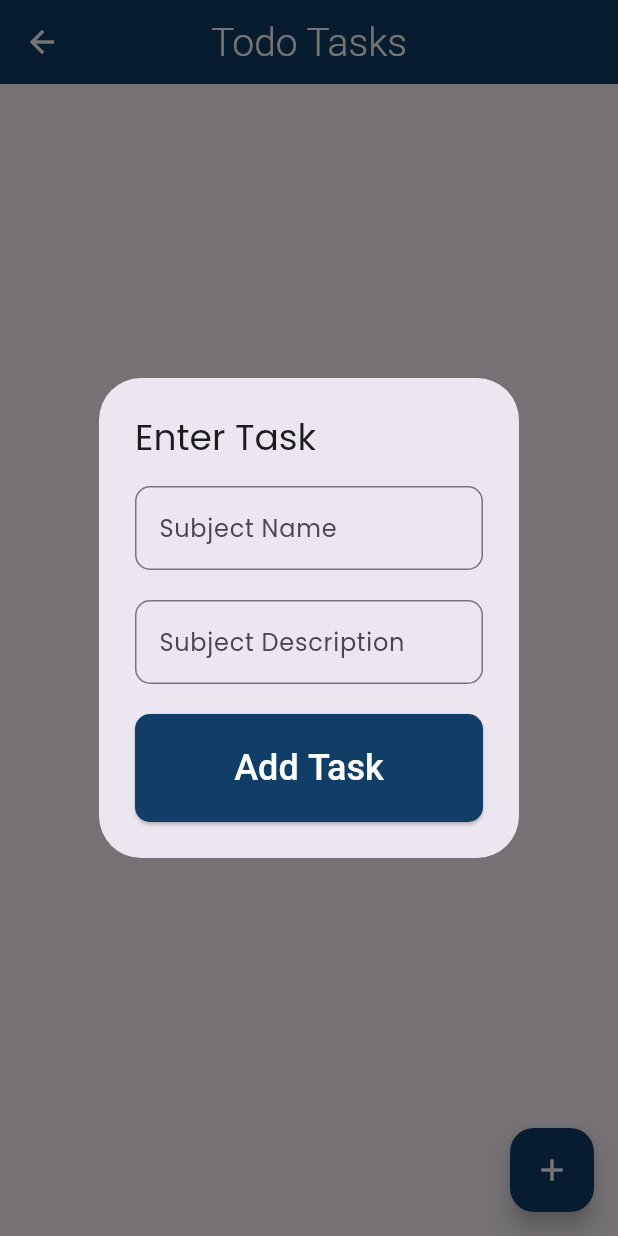
After one commit to thezuraiz/Riphah-Gpa-Calculator, a Flutter app: the TodoMainPage screen opened by its route, after a tap on the "add" icon, on a phone screen of 412 x 824 dp. The commit adds this screen. Run offline on Flutter 3.47's test engine with Material 3 defaults, Android fonts, the phone set to English and light mode, and no system bars; our stand-ins replace cloud_firestore, dotted_border, firebase_auth, firebase_core, flutter_slidable, flutter_styled_toast and 4 more; accounts and stored records are empty.

Commit message:
Todo Tasks add with Proper Backend

```diff
--- /dev/null
+++ b/lib/Pages/Student Panel/Todo/todomain.dart
@@ -0,0 +1,78 @@
+import 'package:firebase_auth/firebase_auth.dart';
+import 'package:flutter/material.dart';
+import 'package:form_field_validator/form_field_validator.dart';
+import 'package:riphah_cgpa_calculator/Functions/todoMainPageFun.dart';
+
+class TodoMainPage extends StatelessWidget {
+  const TodoMainPage({super.key});
+
+  @override
+  Widget build(BuildContext context) {
+    return Scaffold(
+        appBar: AppBar(
+          title: const Text("Todo Tasks"),
+        ),
+        body: readData(context),
+        floatingActionButton: FloatingActionButton(
+          child: const Icon(Icons.add),
+          onPressed: () {
+            showDialog(
+              context: context,
+              builder: (context) {
+                final taskKey = GlobalKey<FormState>();
+                TextEditingController titleController = TextEditingController();
+                TextEditingController descController = TextEditingController();
+                return AlertDialog(
+                  title: const Text("Enter Task"),
+                  content: Form(
+                    key: taskKey,
+                    child: Column(
+                      mainAxisSize: MainAxisSize.min,
+                      children: [
+                        TextFormField(
+                          decoration: InputDecoration(
+                            label: const Text("Subject Name"),
+                            border: OutlineInputBorder(
+                                borderRadius: BorderRadius.circular(10)),
+                          ),
+                          validator: RequiredValidator(errorText: "Required"),
+                          controller: titleController,
+                        ),
+                        const SizedBox(
+                          height: 20,
+                        ),
+                        TextFormField(
+                          decoration: InputDecoration(
+                            label: const Text("Subject Description"),
+                            border: OutlineInputBorder(
+                                borderRadius: BorderRadius.circular(10)),
+                          ),
+                          validator: RequiredValidator(errorText: "Required"),
+                          controller: descController,
+                        ),
+                        const SizedBox(
+                          height: 20,
+                        ),
+                        SizedBox(
+                          width: double.infinity,
+                          child: ElevatedButton(
+                            style: ElevatedButton.styleFrom(
+                              shape: RoundedRectangleBorder(borderRadius: BorderRadius.circular(10))
+                            ),
+                            onPressed: () {
+                              createFunc(titleController, descController, taskKey, context);
+                            },
+                            child: const Text("Add Task"),
+                          ),
+                        )
+                      ],
+                    ),
+                  ),
+                );
+              },
+            );
+          },
+        ),
+    );
+  }
+}
--- a/lib/Pages/Student Panel/landingPage.dart
+++ b/lib/Pages/Student Panel/landingPage.dart
@@ -32,11 +32,9 @@ class LandingPage extends StatelessWidget {
               width: double.infinity,
               child: ElevatedButton(
                 style: ElevatedButton.styleFrom(
-                  backgroundColor: Colors.red,
                   padding: const EdgeInsets.all(14),
                 ),
-                onPressed: () => WidgetHelper.custom_error_toast(
-                    context, "Module Under Development"),
+                onPressed: () => Navigator.pushNamed(context, Routes.todomainpage),
                 child: const Text(
                   "TODO Task",
                   style: TextStyle(fontWeight: FontWeight.normal),
--- a/lib/Ui Helper/theme.dart
+++ b/lib/Ui Helper/theme.dart
@@ -13,7 +13,7 @@ ThemeData UiThemeData() {
         foregroundColor: Colors.white,
       titleTextStyle: TextStyle(
         fontWeight: FontWeight.w300,
-        fontSize: 30,
+        fontSize: 26,
         fontFamily: GoogleFonts.roboto().fontFamily
       )
     ),
@@ -42,5 +42,9 @@ ThemeData UiThemeData() {
     progressIndicatorTheme: ProgressIndicatorThemeData(
       color: Color(Color_helper.button_color),
     ),
+    floatingActionButtonTheme: FloatingActionButtonThemeData(
+      backgroundColor: Color(Color_helper.button_color),
+      foregroundColor: Color(Color_helper.white_background_color)
+    ),
   );
 }
--- a/lib/main.dart
+++ b/lib/main.dart
@@ -2,6 +2,7 @@ import 'package:flutter/material.dart';
 import 'package:riphah_cgpa_calculator/Pages/Auth%20Pages/login_page.dart';
 import 'package:riphah_cgpa_calculator/Pages/Auth%20Pages/siginup_page.dart';
 import 'package:riphah_cgpa_calculator/Pages/Auth%20Pages/splash_screen.dart';
+import 'package:riphah_cgpa_calculator/Pages/Student%20Panel/Todo/todomain.dart';
 import 'package:riphah_cgpa_calculator/Pages/Student%20Panel/cgpaPage.dart';
 import 'package:riphah_cgpa_calculator/Pages/Student%20Panel/checkConnectionRiphah.dart';
 import 'package:riphah_cgpa_calculator/Pages/Student%20Panel/gpaPage.dart';
@@ -42,6 +43,9 @@ class MyApp extends StatelessWidget {
         Routes.gpa: (context) => const GPAScreen(),
         Routes.cgpa: (context) => const CGPAPage(),
         Routes.checkError: (context) => const ConnectionError(),
+
+        // Todo Module
+        Routes.todomainpage: (context) => TodoMainPage()
       },
     );
   }
--- a/lib/routes.dart
+++ b/lib/routes.dart
@@ -10,4 +10,8 @@ class Routes{
   static String riphahWorld = "/riphah_word";
   static String checkConnection = "/connection_connection";
   static String checkError = "/connection_error";
+
+
+  // Todo Module
+  static String todomainpage = '/todomainpage';
 }
```
Also changed, not shown: lib/Functions/todoMainPageFun.dart (added, +205 -0 lines).
